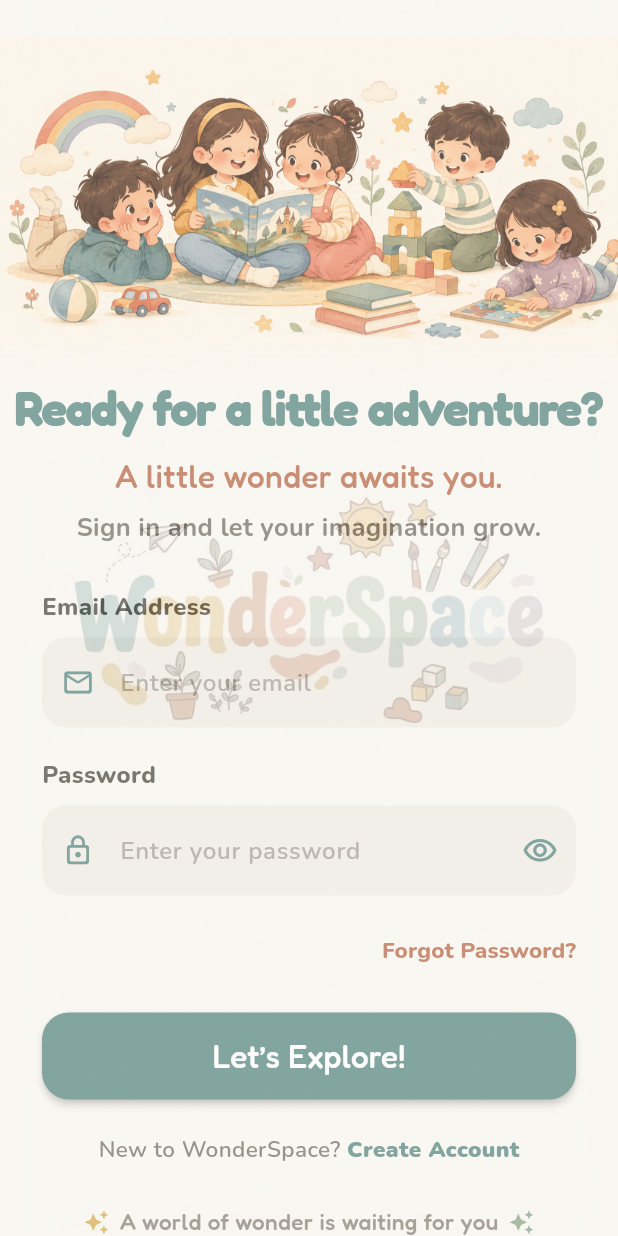
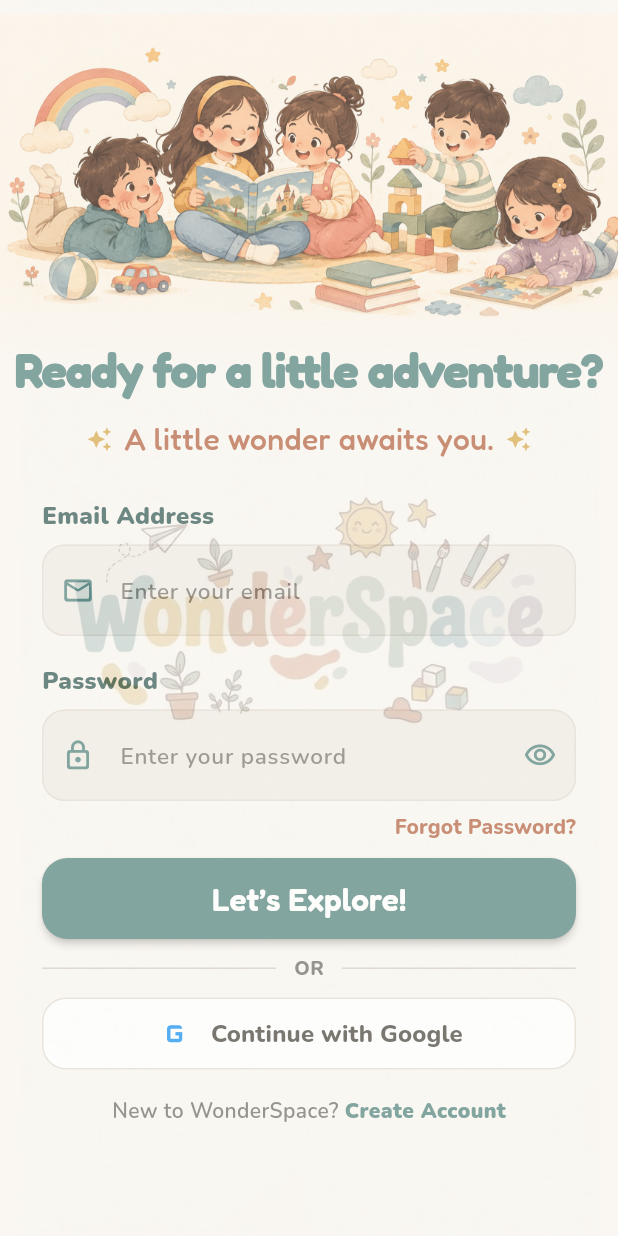
Before and after one commit to aakriti01-dot/WonderSpace, a Flutter app: the screen it shows after launch, on a phone screen of 412 x 824 dp. Run offline on Flutter 3.47's test engine with Material 3 defaults, Android fonts, the phone set to English and light mode, and no system bars; our stand-ins replace cloud_firestore, firebase_auth, firebase_core, google_fonts, google_sign_in; accounts and stored records are empty; network calls fail.

Commit message:
Update login screen and add user service

```diff
--- a/lib/screens/login_screen.dart
+++ b/lib/screens/login_screen.dart
@@ -1,6 +1,7 @@
 
 import 'package:flutter/material.dart';
 import 'package:firebase_auth/firebase_auth.dart';
+import 'package:google_sign_in/google_sign_in.dart';
 import 'package:google_fonts/google_fonts.dart';
 
 class LoginScreen extends StatefulWidget {
@@ -19,9 +20,8 @@ class _LoginScreenState extends State<LoginScreen> {
 
   static const Color cream = Color(0xFFFAF7F2);
   static const Color teal = Color(0xFF5D8A85);
+  static const Color terracotta = Color(0xFFBA6D4D);
   static const Color mustard = Color(0xFFD9AE54);
-  static const Color terracotta = Color(0xFFBA6D4D);
-  static const Color sage = Color(0xFF8EA88E);
 
   @override
   void dispose() {
@@ -30,6 +30,7 @@ class _LoginScreenState extends State<LoginScreen> {
     super.dispose();
   }
 
+  // EMAIL AND PASSWORD LOGIN
   Future<void> _login() async {
     final email = _emailController.text.trim();
     final password = _passwordController.text;
@@ -39,9 +40,7 @@ class _LoginScreenState extends State<LoginScreen> {
       return;
     }
 
-    setState(() {
-      _isLoading = true;
-    });
+    setState(() => _isLoading = true);
 
     try {
       await FirebaseAuth.instance.signInWithEmailAndPassword(
@@ -50,7 +49,6 @@ class _LoginScreenState extends State<LoginScreen> {
       );
 
       if (!mounted) return;
-
       _showMessage('Welcome back to WonderSpace! ✨');
     } on FirebaseAuthException catch (e) {
       String message;
@@ -85,13 +83,54 @@ class _LoginScreenState extends State<LoginScreen> {
       _showMessage('Something went wrong. Please try again.');
     } finally {
       if (mounted) {
-        setState(() {
-          _isLoading = false;
-        });
+        setState(() => _isLoading = false);
       }
     }
   }
 
+  // GOOGLE SIGN-IN
+  Future<void> _signInWithGoogle() async {
+    setState(() => _isLoading = true);
+
+    try {
+      await GoogleSignIn.instance.initialize();
+
+      final GoogleSignInAccount googleUser =
+      await GoogleSignIn.instance.authenticate();
+
+      final GoogleSignInAuthentication googleAuth =
+          googleUser.authentication;
+
+      final credential = GoogleAuthProvider.credential(
+        idToken: googleAuth.idToken,
+      );
+
+      await FirebaseAuth.instance.signInWithCredential(credential);
+
+      if (!mounted) return;
+      _showMessage('Welcome to WonderSpace! ✨');
+    } on FirebaseAuthException catch (e) {
+      if (!mounted) return;
+      _showMessage(e.message ?? 'Google sign-in failed.');
+    } on GoogleSignInException catch (e) {
+      if (!mounted) return;
+
+      if (e.code == GoogleSignInExceptionCode.canceled) {
+        _showMessage('Google sign-in cancelled.');
+      } else {
+        _showMessage('Google sign-in failed. Please try again.');
+      }
+    } catch (e) {
+      if (!mounted) return;
+      _showMessage('Something went wrong. Please try again.');
+    } finally {
+      if (mounted) {
+        setState(() => _isLoading = false);
+      }
+    }
+  }
+
+  // FORGOT PASSWORD
   Future<void> _forgotPassword() async {
     final email = _emailController.text.trim();
 
@@ -113,6 +152,7 @@ class _LoginScreenState extends State<LoginScreen> {
     }
   }
 
+  // SNACKBAR
   void _showMessage(String message) {
     ScaffoldMessenger.of(context).showSnackBar(
       SnackBar(
@@ -132,6 +172,7 @@ class _LoginScreenState extends State<LoginScreen> {
     );
   }
 
+  // INPUT DECORATION
   InputDecoration _inputDecoration({
     required String hint,
     required IconData icon,
@@ -140,49 +181,56 @@ class _LoginScreenState extends State<LoginScreen> {
     return InputDecoration(
       hintText: hint,
       hintStyle: GoogleFonts.nunito(
-        fontSize: 16,
+        fontSize: 15,
         fontWeight: FontWeight.w600,
-        color: const Color(0xFFAAA49B),
+        color: const Color(0xFF827D75),
       ),
       prefixIcon: Icon(
         icon,
         color: teal,
         size: 22,
       ),
+      prefixIconConstraints: const BoxConstraints(
+        minWidth: 48,
+      ),
       suffixIcon: suffixIcon,
       filled: true,
       fillColor: const Color(0xFFF1EDE6),
       contentPadding: const EdgeInsets.symmetric(
         horizontal: 18,
-        vertical: 18,
+        vertical: 17,
       ),
       border: OutlineInputBorder(
-        borderRadius: BorderRadius.circular(16),
+        borderRadius: BorderRadius.circular(15),
         borderSide: BorderSide.none,
       ),
       enabledBorder: OutlineInputBorder(
-        borderRadius: BorderRadius.circular(16),
-        borderSide: BorderSide.none,
+        borderRadius: BorderRadius.circular(15),
+        borderSide: const BorderSide(
+          color: Color(0xFFE5DED4),
+          width: 1,
+        ),
       ),
       focusedBorder: OutlineInputBorder(
-        borderRadius: BorderRadius.circular(16),
+        borderRadius: BorderRadius.circular(15),
         borderSide: const BorderSide(
           color: teal,
-          width: 1.5,
+          width: 1.6,
         ),
       ),
     );
   }
 
+  // FIELD LABEL
   Widget _buildLabel(String text) {
     return Padding(
-      padding: const EdgeInsets.only(bottom: 9),
+      padding: const EdgeInsets.only(bottom: 8),
       child: Text(
         text,
         style: GoogleFonts.nunito(
           fontSize: 16,
-          fontWeight: FontWeight.w800,
-          color: const Color(0xFF514D46),
+          fontWeight: FontWeight.w900,
+          color: const Color(0xFF3F625E),
         ),
       ),
     );
@@ -196,13 +244,14 @@ class _LoginScreenState extends State<LoginScreen> {
         child: SingleChildScrollView(
           physics: const BouncingScrollPhysics(),
           child: Padding(
-            padding: const EdgeInsets.only(bottom: 24),
+            padding: const EdgeInsets.only(bottom: 18),
             child: Column(
               crossAxisAlignment: CrossAxisAlignment.stretch,
               children: [
-                // Illustration with overlapping headline
+
+                // ILLUSTRATION AND HEADLINE
                 SizedBox(
-                  height: 300,
+                  height: 270,
                   width: double.infinity,
                   child: Stack(
                     alignment: Alignment.bottomCenter,
@@ -211,7 +260,7 @@ class _LoginScreenState extends State<LoginScreen> {
                         top: 0,
                         left: 0,
                         right: 0,
-                        height: 280,
+                        height: 250,
                         child: ShaderMask(
                           shaderCallback: (bounds) {
                             return const LinearGradient(
@@ -237,7 +286,7 @@ class _LoginScreenState extends State<LoginScreen> {
                       ),
 
                       Positioned(
-                        bottom:5,
+                        bottom: 0,
                         left: 10,
                         right: 10,
                         child: FittedBox(
@@ -247,9 +296,9 @@ class _LoginScreenState extends State<LoginScreen> {
                             textAlign: TextAlign.center,
                             maxLines: 1,
                             style: GoogleFonts.fredoka(
-                              fontSize: 36,
+                              fontSize: 35,
                               fontWeight: FontWeight.w700,
-                              letterSpacing: -1.0,
+                              letterSpacing: -1,
                               color: teal,
                             ),
                           ),
@@ -259,54 +308,66 @@ class _LoginScreenState extends State<LoginScreen> {
                   ),
                 ),
 
-                const SizedBox(height:2),
+                const SizedBox(height: 8),
 
-                // Tagline
+                // TAGLINE
+                Row(
+                  mainAxisAlignment: MainAxisAlignment.center,
+                  children: [
+                    const Icon(
+                      Icons.auto_awesome,
+                      color: mustard,
+                      size: 17,
+                    ),
+                    const SizedBox(width: 8),
                     Text(
                       'A little wonder awaits you.',
                       textAlign: TextAlign.center,
                       style: GoogleFonts.fredoka(
-                    fontSize: 21,
+                        fontSize: 20,
                         fontWeight: FontWeight.w500,
                         color: terracotta,
                       ),
                     ),
-
-                const SizedBox(height: 7),
-
-                // Supporting text
-                Text(
-                  'Sign in and let your imagination grow.',
-                  textAlign: TextAlign.center,
-                  style: GoogleFonts.nunito(
-                    fontSize: 17,
-                    fontWeight: FontWeight.w700,
-                    color: const Color(0xFF77736C),
+                    const SizedBox(width: 8),
+                    const Icon(
+                      Icons.auto_awesome,
+                      color: mustard,
+                      size: 17,
                     ),
+                  ],
                 ),
 
-                const SizedBox(height: 30),
+                const SizedBox(height: 25),
 
-                // Login form
+                // LOGIN FORM
                 Padding(
                   padding: const EdgeInsets.symmetric(horizontal: 28),
                   child: Column(
                     crossAxisAlignment: CrossAxisAlignment.start,
                     children: [
+
+                      // EMAIL
                       _buildLabel('Email Address'),
 
                       TextField(
                         controller: _emailController,
                         keyboardType: TextInputType.emailAddress,
                         textInputAction: TextInputAction.next,
+                        style: GoogleFonts.nunito(
+                          fontSize: 18,
+                          fontWeight: FontWeight.w700,
+                          color: const Color(0xFF303B38),
+                        ),
                         decoration: _inputDecoration(
                           hint: 'Enter your email',
                           icon: Icons.mail_outline_rounded,
                         ),
                       ),
 
-                      const SizedBox(height: 20),
+                      const SizedBox(height: 18),
 
+                      // PASSWORD
                       _buildLabel('Password'),
 
                       TextField(
@@ -314,6 +375,11 @@ class _LoginScreenState extends State<LoginScreen> {
                         obscureText: !_isPasswordVisible,
                         textInputAction: TextInputAction.done,
                         onSubmitted: (_) => _login(),
+                        style: GoogleFonts.nunito(
+                          fontSize: 18,
+                          fontWeight: FontWeight.w700,
+                          color: const Color(0xFF303B38),
+                        ),
                         decoration: _inputDecoration(
                           hint: 'Enter your password',
                           icon: Icons.lock_outline_rounded,
@@ -329,14 +395,15 @@ class _LoginScreenState extends State<LoginScreen> {
                                   ? Icons.visibility_off_outlined
                                   : Icons.visibility_outlined,
                               color: teal,
+                              size: 22,
                             ),
                           ),
                         ),
                       ),
 
-                      const SizedBox(height: 12),
+                      const SizedBox(height: 7),
 
-                      // Forgot password
+                      // FORGOT PASSWORD
                       Align(
                         alignment: Alignment.centerRight,
                         child: TextButton(
@@ -344,23 +411,27 @@ class _LoginScreenState extends State<LoginScreen> {
                           style: TextButton.styleFrom(
                             foregroundColor: terracotta,
                             padding: EdgeInsets.zero,
+                            minimumSize: Size.zero,
+                            tapTargetSize:
+                            MaterialTapTargetSize.shrinkWrap,
+                            visualDensity: VisualDensity.compact,
                           ),
                           child: Text(
                             'Forgot Password?',
                             style: GoogleFonts.nunito(
-                              fontSize: 15,
+                              fontSize: 14,
                               fontWeight: FontWeight.w800,
                             ),
                           ),
                         ),
                       ),
 
-                      const SizedBox(height: 18),
+                      const SizedBox(height: 11),
 
-                      // Login button
+                      // EMAIL LOGIN BUTTON
                       SizedBox(
                         width: double.infinity,
-                        height: 58,
+                        height: 54,
                         child: ElevatedButton(
                           onPressed: _isLoading ? null : _login,
                           style: ElevatedButton.styleFrom(
@@ -370,13 +441,13 @@ class _LoginScreenState extends State<LoginScreen> {
                             teal.withValues(alpha: 0.6),
                             elevation: 2,
                             shape: RoundedRectangleBorder(
-                              borderRadius: BorderRadius.circular(18),
+                              borderRadius: BorderRadius.circular(17),
                             ),
                           ),
                           child: _isLoading
                               ? const SizedBox(
-                            height: 24,
-                            width: 24,
+                            height: 23,
+                            width: 23,
                             child: CircularProgressIndicator(
                               color: Colors.white,
                               strokeWidth: 2.5,
@@ -386,15 +457,94 @@ class _LoginScreenState extends State<LoginScreen> {
                             'Let’s Explore!',
                             style: GoogleFonts.fredoka(
                               fontSize: 21,
-                              fontWeight: FontWeight.w500,
+                              fontWeight: FontWeight.w600,
                             ),
                           ),
                         ),
                       ),
 
-                      const SizedBox(height: 22),
+                      const SizedBox(height: 10),
 
-                      // Create account
+                      // OR DIVIDER
+                      Row(
+                        children: [
+                          const Expanded(
+                            child: Divider(
+                              color: Color(0xFFD8D1C7),
+                            ),
+                          ),
+                          Padding(
+                            padding: const EdgeInsets.symmetric(
+                              horizontal: 12,
+                            ),
+                            child: Text(
+                              'OR',
+                              style: GoogleFonts.nunito(
+                                fontSize: 13,
+                                fontWeight: FontWeight.w800,
+                                color: const Color(0xFF77736C),
+                              ),
+                            ),
+                          ),
+                          const Expanded(
+                            child: Divider(
+                              color: Color(0xFFD8D1C7),
+                            ),
+                          ),
+                        ],
+                      ),
+
+                      const SizedBox(height: 10),
+
+                      // GOOGLE SIGN-IN
+                      SizedBox(
+                        width: double.infinity,
+                        height: 48,
+                        child: OutlinedButton(
+                          onPressed:
+                          _isLoading ? null : _signInWithGoogle,
+                          style: OutlinedButton.styleFrom(
+                            foregroundColor: const Color(0xFF514D46),
+                            backgroundColor: Colors.white,
+                            side: const BorderSide(
+                              color: Color(0xFFE5DED4),
+                            ),
+                            shape: RoundedRectangleBorder(
+                              borderRadius: BorderRadius.circular(16),
+                            ),
+                          ),
+                          child: Row(
+                            mainAxisAlignment: MainAxisAlignment.center,
+                            children: [
+                              Image.network(
+                                'https://www.gstatic.com/images/branding/product/1x/googleg_32dp.png',
+                                width: 21,
+                                height: 21,
+                                errorBuilder:
+                                    (context, error, stackTrace) {
+                                  return const Icon(
+                                    Icons.g_mobiledata,
+                                    size: 27,
+                                    color: Colors.blue,
+                                  );
+                                },
+                              ),
+                              const SizedBox(width: 10),
+                              Text(
+                                'Continue with Google',
+                                style: GoogleFonts.nunito(
+                                  fontSize: 16,
+                                  fontWeight: FontWeight.w800,
+                                ),
+                              ),
+                            ],
+                          ),
+                        ),
+                      ),
+
+                      const SizedBox(height: 17),
+
+                      // CREATE ACCOUNT
                       Row(
                         mainAxisAlignment: MainAxisAlignment.center,
                         children: [
@@ -402,7 +552,7 @@ class _LoginScreenState extends State<LoginScreen> {
                             child: Text(
                               'New to WonderSpace? ',
                               style: GoogleFonts.nunito(
-                                fontSize: 15,
+                                fontSize: 14,
                                 fontWeight: FontWeight.w600,
                                 color: const Color(0xFF77736C),
                               ),
@@ -417,7 +567,7 @@ class _LoginScreenState extends State<LoginScreen> {
                             child: Text(
                               'Create Account',
                               style: GoogleFonts.nunito(
-                                fontSize: 15,
+                                fontSize: 14,
                                 fontWeight: FontWeight.w900,
                                 color: teal,
                               ),
@@ -428,35 +578,6 @@ class _LoginScreenState extends State<LoginScreen> {
                     ],
                   ),
                 ),
-
-                const SizedBox(height: 28),
-
-                // Footer
-                Row(
-                  mainAxisAlignment: MainAxisAlignment.center,
-                  children: [
-                    Icon(
-                      Icons.auto_awesome,
-                      color: mustard,
-                      size: 17,
-                    ),
-                    const SizedBox(width: 7),
-                    Text(
-                      'A world of wonder is waiting for you',
-                      style: GoogleFonts.fredoka(
-                        fontSize: 15,
-                        fontWeight: FontWeight.w500,
-                        color: const Color(0xFF8C867D),
-                      ),
-                    ),
-                    const SizedBox(width: 7),
-                    Icon(
-                      Icons.auto_awesome,
-                      color: sage,
-                      size: 17,
-                    ),
-                  ],
-                ),
               ],
             ),
           ),
--- /dev/null
+++ b/lib/services/user_service.dart
@@ -0,0 +1,32 @@
+
+import 'package:cloud_firestore/cloud_firestore.dart';
+import 'package:firebase_auth/firebase_auth.dart';
+
+class UserService {
+  final FirebaseFirestore _firestore =
+      FirebaseFirestore.instance;
+
+  Future<void> createUserProfile({
+    required User user,
+    required String fullName,
+  }) async {
+    await _firestore.collection('users').doc(user.uid).set({
+      'uid': user.uid,
+      'fullName': fullName,
+      'email': user.email,
+      'profileImage': user.photoURL,
+      'createdAt': FieldValue.serverTimestamp(),
+      'provider': user.providerData.isNotEmpty
+          ? user.providerData.first.providerId
+          : 'unknown',
+    });
+  }
+
+  Future<DocumentSnapshot<Map<String, dynamic>>>
+  getUserProfile(String uid) async {
+    return await _firestore
+        .collection('users')
+        .doc(uid)
+        .get();
+  }
+}
--- a/pubspec.yaml
+++ b/pubspec.yaml
@@ -38,6 +38,7 @@ dependencies:
   firebase_core: ^5.2.0
   firebase_auth: ^7.1.0
   cloud_firestore: ^7.2.0
+  google_sign_in: ^7.2.0
 
 dev_dependencies:
   flutter_test:
```
Also changed, not shown: pubspec.lock. Lines whose indentation alone changed are shown as unchanged.
